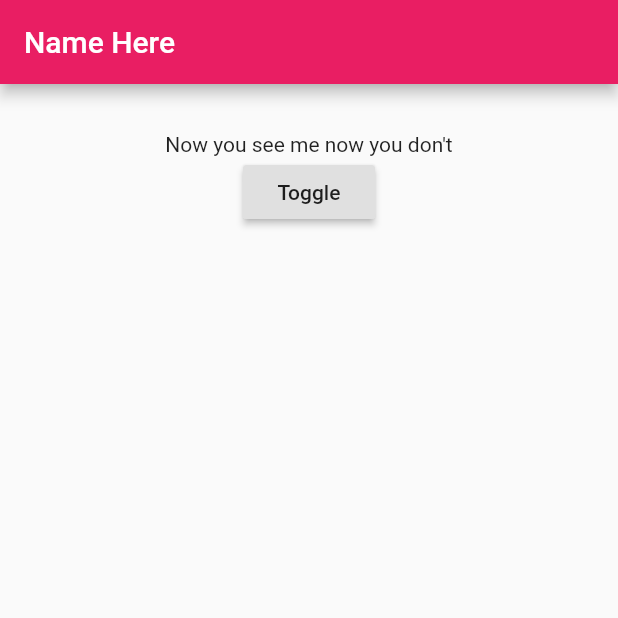
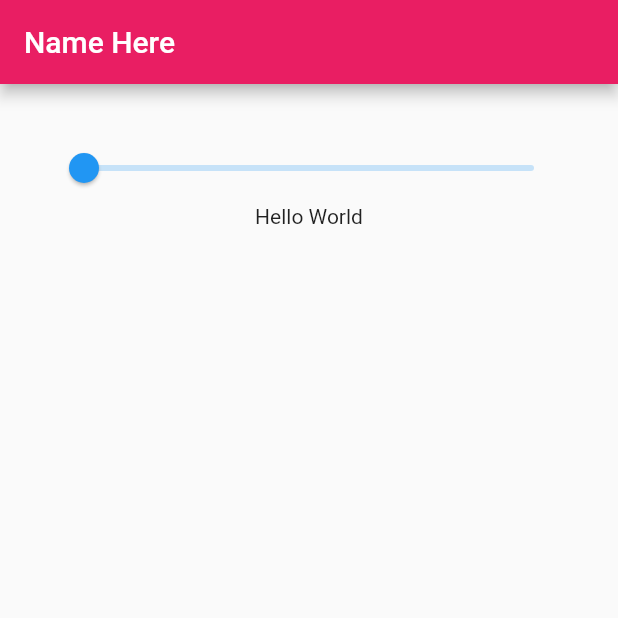
Before and after one commit to Sheshank-Srivastava/LearningFlutter, a Flutter app: the screen it shows after launch, on a phone screen of 412 x 824 dp, the top half of it. Run offline on Flutter 3.47's test engine with Material 2 defaults, Android fonts, the phone set to English and light mode, and no system bars.

Commit message:
Rotating Box

```diff
--- a/lib/main.dart
+++ b/lib/main.dart
@@ -12,18 +12,21 @@ class MyApp extends StatefulWidget {
 }
 
 class _State extends State<MyApp> {
-  bool _visible;
+  int _turns;
+  double _value;
 
   @override
   void initState() {
     // TODO: implement initState
     super.initState();
-    _visible = true;
+    _turns = 0;
+    _value = 0.0;
   }
 
-  void toggleVisible() {
+  void _onChanged(double value){
     setState(() {
-      _visible = !_visible;
+      _value = value;
+      _turns  = value.toInt();
     });
   }
 
@@ -38,13 +41,8 @@ class _State extends State<MyApp> {
         padding: new EdgeInsets.all(32.0),
         child: new Center(
           child: new Column(
-            children: <Widget>[
-              new Opacity(opacity: _visible ? 1.0 : 0.2,
-                child: new Text('Now you see me now you don\'t'),),
-              new RaisedButton(onPressed: toggleVisible,
-                child: new Text('Toggle'),
-                animationDuration: new Duration(seconds: 5),)
-            ],
+            children: <Widget>[new Slider(value: _value,onChanged: _onChanged,min: 0.0,max: 4.0,),
+            new RotatedBox(quarterTurns: _turns,child: new Text('Hello World'),)],
           ),
         ),
       ),
```
